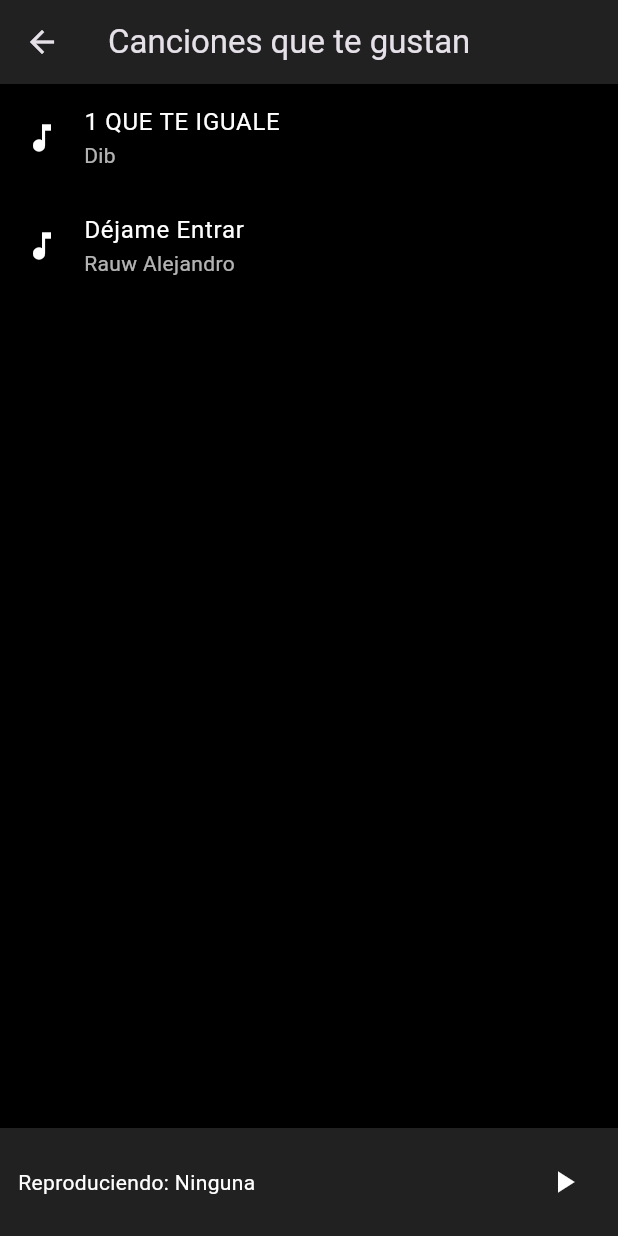
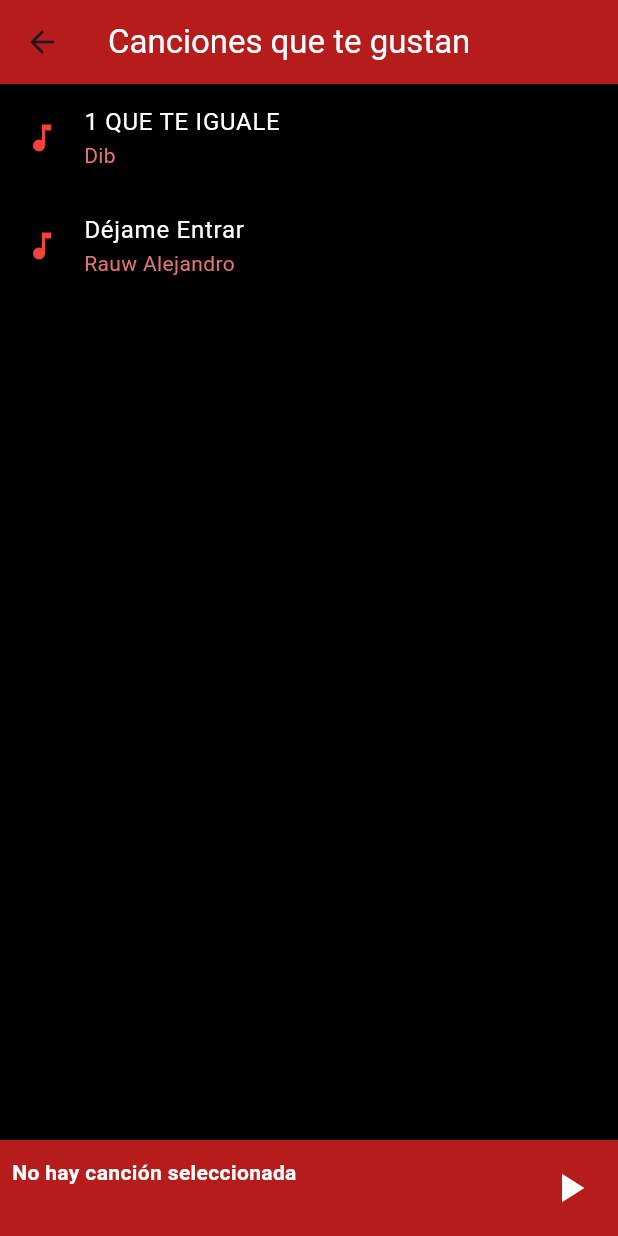
Before and after one commit to Joanfv05/Spotify, a Flutter app: the HomeScreen screen opened directly, after a tap on "Canciones que te gustan", on a phone screen of 412 x 824 dp. Run offline on Flutter 3.47's test engine with Material 3 defaults, Android fonts, the phone set to English and light mode, and no system bars; our stand-ins replace just_audio.

Commit message:
Modificacions de la UI

```diff
--- a/lib/screens/home_screen.dart
+++ b/lib/screens/home_screen.dart
@@ -1,9 +1,11 @@
+import 'dart:convert';
 import 'package:flutter/material.dart';
-import 'package:spotify/screens/playlist_screen.dart';
+import 'package:flutter/services.dart';
+import 'package:provider/provider.dart';
+import '../audio_service.dart';
+import 'playlist_screen.dart';
 
 class HomeScreen extends StatefulWidget {
-  const HomeScreen({Key? key}) : super(key: key);
-
   @override
   _HomeScreenState createState() => _HomeScreenState();
 }
@@ -12,9 +14,25 @@ class _HomeScreenState extends State<HomeScreen> {
   List<Map<String, String>> playlists = [
     {
       'title': 'Canciones que te gustan',
-      'imageUrl': 'assets/liked_songs.jpg',
+      'icon': 'heart',
     }
   ];
+
+  List<Map<String, dynamic>> _canciones = [];
+
+  @override
+  void initState() {
+    super.initState();
+    _cargarCanciones();
+  }
+
+  Future<void> _cargarCanciones() async {
+    final String response = await rootBundle.loadString('assets/canciones.json');
+    final data = await json.decode(response);
+    setState(() {
+      _canciones = List<Map<String, dynamic>>.from(data);
+    });
+  }
 
   void _addNewPlaylist() {
     showDialog(
@@ -22,27 +40,38 @@ class _HomeScreenState extends State<HomeScreen> {
       builder: (BuildContext context) {
         String newPlaylistName = "";
         return AlertDialog(
-          title: Text("Crear nueva playlist"),
+          backgroundColor: Colors.black,
+          title: Text("Crear nueva playlist", style: TextStyle(color: Colors.red)),
           content: TextField(
+            style: TextStyle(color: Colors.white),
             onChanged: (value) {
               newPlaylistName = value;
             },
-            decoration: InputDecoration(hintText: "Nombre de la playlist"),
+            decoration: InputDecoration(
+              hintText: "Nombre de la playlist",
+              hintStyle: TextStyle(color: Colors.red[300]),
+              enabledBorder: UnderlineInputBorder(
+                borderSide: BorderSide(color: Colors.red),
+              ),
+              focusedBorder: UnderlineInputBorder(
+                borderSide: BorderSide(color: Colors.red),
+              ),
+            ),
           ),
           actions: [
             TextButton(
-              child: Text("Cancelar"),
+              child: Text("Cancelar", style: TextStyle(color: Colors.red)),
               onPressed: () {
                 Navigator.of(context).pop();
               },
             ),
             TextButton(
-              child: Text("Crear"),
+              child: Text("Crear", style: TextStyle(color: Colors.red)),
               onPressed: () {
                 setState(() {
                   playlists.add({
                     'title': newPlaylistName,
-                    'imageUrl': 'assets/default_playlist.jpg',
+                    'icon': 'note',
                   });
                 });
                 Navigator.of(context).pop();
@@ -56,12 +85,29 @@ class _HomeScreenState extends State<HomeScreen> {
 
   @override
   Widget build(BuildContext context) {
+    final audioService = Provider.of<AudioService>(context);
+
+    String getCurrentArtist() {
+      if (_canciones.isNotEmpty && audioService.currentSong.isNotEmpty) {
+        var currentSong = _canciones.firstWhere(
+              (cancion) => cancion['titulo'].toLowerCase() == audioService.currentSong.toLowerCase(),
+          orElse: () => {'artista': 'Desconocido'},
+        );
+        return currentSong['artista'];
+      }
+      return 'Desconocido';
+    }
+
     return Scaffold(
       appBar: AppBar(
-        title: const Text('Mi Música'),
-        backgroundColor: Colors.grey[900],
+        title: const Text('Mi Música', style: TextStyle(color: Colors.white)),
+        backgroundColor: Colors.red[900],
       ),
-      body: Container(
+      body: SafeArea(
+        child: Column(
+          children: [
+            Expanded(
+              child: Container(
                 color: Colors.black,
                 child: Column(
                   crossAxisAlignment: CrossAxisAlignment.start,
@@ -74,13 +120,13 @@ class _HomeScreenState extends State<HomeScreen> {
                           Text(
                             'Tus Playlists',
                             style: TextStyle(
-                      color: Colors.white,
+                              color: Colors.red,
                               fontSize: 24,
                               fontWeight: FontWeight.bold,
                             ),
                           ),
                           IconButton(
-                    icon: Icon(Icons.add, color: Colors.white),
+                            icon: Icon(Icons.add, color: Colors.red),
                             onPressed: _addNewPlaylist,
                           ),
                         ],
@@ -96,7 +142,7 @@ class _HomeScreenState extends State<HomeScreen> {
                         itemBuilder: (context, index) {
                           return PlaylistTile(
                             title: playlists[index]['title']!,
-                    imageUrl: playlists[index]['imageUrl']!,
+                            iconType: playlists[index]['icon'] == 'heart' ? Icons.favorite : Icons.music_note,
                             onTap: () {
                               Navigator.push(
                                 context,
@@ -114,19 +160,61 @@ class _HomeScreenState extends State<HomeScreen> {
                   ],
                 ),
               ),
+            ),
+            if (audioService.currentSong.isNotEmpty)
+              Container(
+                color: Colors.red[900],
+                padding: EdgeInsets.all(8),
+                child: Row(
+                  children: [
+                    Expanded(
+                      child: Column(
+                        crossAxisAlignment: CrossAxisAlignment.start,
+                        children: [
+                          Text(
+                            audioService.currentSong,
+                            style: const TextStyle(color: Colors.white, fontWeight: FontWeight.bold),
+                            overflow: TextOverflow.ellipsis,
+                          ),
+                          Text(
+                            getCurrentArtist(),
+                            style: const TextStyle(color: Colors.white70),
+                          ),
+                        ],
+                      ),
+                    ),
+                    IconButton(
+                      icon: Icon(
+                        audioService.isPlaying ? Icons.pause : Icons.play_arrow,
+                        color: Colors.white,
+                      ),
+                      onPressed: () {
+                        if (audioService.isPlaying) {
+                          audioService.pauseSong();
+                        } else {
+                          audioService.resumeSong();
+                        }
+                      },
+                    ),
+                  ],
+                ),
+              ),
+          ],
+        ),
+      ),
     );
   }
 }
 
 class PlaylistTile extends StatelessWidget {
   final String title;
-  final String imageUrl;
+  final IconData iconType;
   final VoidCallback onTap;
 
   const PlaylistTile({
     Key? key,
     required this.title,
-    required this.imageUrl,
+    required this.iconType,
     required this.onTap,
   }) : super(key: key);
 
@@ -135,23 +223,20 @@ class PlaylistTile extends StatelessWidget {
     return GestureDetector(
       onTap: onTap,
       child: Card(
-        color: Colors.grey[900],
+        color: Colors.red[900],
         child: Column(
-          crossAxisAlignment: CrossAxisAlignment.start,
+          mainAxisAlignment: MainAxisAlignment.center,
           children: [
-            Expanded(
-              child: Image.asset(
-                imageUrl,
-                fit: BoxFit.cover,
-                width: double.infinity,
+            Icon(
+              iconType,
+              size: 40,
+              color: Colors.white,
             ),
-            ),
-            Padding(
-              padding: const EdgeInsets.all(8.0),
-              child: Text(
+            const SizedBox(height: 8),
+            Text(
               title,
-                style: TextStyle(color: Colors.white, fontWeight: FontWeight.bold),
-              ),
+              style: const TextStyle(color: Colors.white, fontWeight: FontWeight.bold),
+              textAlign: TextAlign.center,
             ),
           ],
         ),
--- a/lib/screens/playlist_screen.dart
+++ b/lib/screens/playlist_screen.dart
@@ -1,142 +1,114 @@
 import 'dart:convert';
 import 'package:flutter/material.dart';
 import 'package:flutter/services.dart';
-import 'package:just_audio/just_audio.dart';
+import 'package:provider/provider.dart';
+import '../audio_service.dart';
 
 class PlaylistScreen extends StatefulWidget {
   final String playlistName;
 
-  const PlaylistScreen({super.key, required this.playlistName});
+  const PlaylistScreen({Key? key, required this.playlistName}) : super(key: key);
 
   @override
   _PlaylistScreenState createState() => _PlaylistScreenState();
 }
 
 class _PlaylistScreenState extends State<PlaylistScreen> {
-  late AudioPlayer _audioPlayer;
-  bool _isPlaying = false;
-  bool _isPaused = false;
   List<Map<String, dynamic>> _canciones = [];
-  String _cancionActual = 'Ninguna';
 
   @override
   void initState() {
     super.initState();
-    _audioPlayer = AudioPlayer();
-    cargarCanciones();
+    _cargarCanciones();
   }
 
-  Future<void> cargarCanciones() async {
-    try {
-      String jsonString = await rootBundle.loadString('assets/canciones.json');
-      List<dynamic> jsonList = json.decode(jsonString);
+  Future<void> _cargarCanciones() async {
+    final String response = await rootBundle.loadString('assets/canciones.json');
+    final data = await json.decode(response);
     setState(() {
-        _canciones = List<Map<String, dynamic>>.from(jsonList);
-      });
-    } catch (e) {
-      print("Error al cargar el archivo JSON: $e");
-    }
-  }
-
-  Future<void> reproducirCancion(String ruta, String titulo) async {
-    try {
-      await _audioPlayer.setFilePath(ruta);
-      _audioPlayer.play();
-      setState(() {
-        _isPlaying = true;
-        _isPaused = false;
-        _cancionActual = titulo;
-      });
-    } catch (e) {
-      print("Error al reproducir: $e");
-    }
-  }
-
-  Future<void> pausarCancion() async {
-    await _audioPlayer.pause();
-    setState(() {
-      _isPlaying = false;
-      _isPaused = true;
+      _canciones = List<Map<String, dynamic>>.from(data);
     });
   }
 
   @override
-  void dispose() {
-    _audioPlayer.dispose();
-    super.dispose();
-  }
-
-  @override
   Widget build(BuildContext context) {
+    return Consumer<AudioService>(
+      builder: (context, audioService, child) {
         return Scaffold(
           appBar: AppBar(
-        title: Text(widget.playlistName),
-        backgroundColor: Colors.grey[900],
+            title: Text(widget.playlistName, style: TextStyle(color: Colors.white)),
+            backgroundColor: Colors.red[900],
           ),
-      body: Container(
-        color: Colors.black,
+          body: SafeArea(
             child: Column(
               children: [
                 Expanded(
+                  child: Container(
+                    color: Colors.black,
                     child: ListView.builder(
                       itemCount: _canciones.length,
                       itemBuilder: (context, index) {
-                  var cancion = _canciones[index];
+                        final cancion = _canciones[index];
                         return ListTile(
-                    leading: const Icon(Icons.music_note, color: Colors.white),
-                    title: Text(
-                      cancion['titulo'],
-                      style: const TextStyle(color: Colors.white),
-                    ),
-                    subtitle: Text(
-                      cancion['artista'],
-                      style: const TextStyle(color: Colors.white70),
-                    ),
+                          leading: Icon(Icons.music_note, color: Colors.red),
+                          title: Text(cancion['titulo'], style: TextStyle(color: Colors.white)),
+                          subtitle: Text(cancion['artista'], style: TextStyle(color: Colors.red[300])),
                           onTap: () {
-                      reproducirCancion(cancion['ruta'], cancion['titulo']);
+                            audioService.playSong(cancion['ruta'], cancion['titulo']);
                           },
                         );
                       },
                     ),
                   ),
-            SafeArea(
-              child: Container(
-                padding: const EdgeInsets.all(12),
-                color: Colors.grey[900],
+                ),
+                Container(
+                  color: Colors.red[900],
+                  padding: EdgeInsets.all(8),
                   child: Row(
-                  mainAxisAlignment: MainAxisAlignment.spaceBetween,
                     children: [
                       Expanded(
-                      child: Text(
-                        'Reproduciendo: $_cancionActual',
-                        style: const TextStyle(color: Colors.white),
+                        child: Column(
+                          crossAxisAlignment: CrossAxisAlignment.start,
+                          children: [
+                            Text(
+                              audioService.currentSong.isNotEmpty ? audioService.currentSong : 'No hay canción seleccionada',
+                              style: TextStyle(color: Colors.white, fontWeight: FontWeight.bold),
                               overflow: TextOverflow.ellipsis,
+                            ),
+                            Text(
+                              audioService.currentSong.isNotEmpty
+                                  ? _canciones.firstWhere(
+                                    (cancion) => cancion['titulo'] == audioService.currentSong,
+                                orElse: () => {'artista': 'Desconocido'},
+                              )['artista']
+                                  : '',
+                              style: TextStyle(color: Colors.white70),
+                            ),
+                          ],
                         ),
                       ),
                       IconButton(
                         icon: Icon(
-                        _isPlaying ? Icons.pause : Icons.play_arrow,
+                          audioService.isPlaying ? Icons.pause : Icons.play_arrow,
                           color: Colors.white,
+                          size: 32,
                         ),
                         onPressed: () {
-                        if (_isPlaying) {
-                          pausarCancion();
-                        } else if (_isPaused) {
-                          _audioPlayer.play();
-                          setState(() {
-                            _isPlaying = true;
-                            _isPaused = false;
-                          });
+                          if (audioService.isPlaying) {
+                            audioService.pauseSong();
+                          } else {
+                            audioService.resumeSong();
                           }
                         },
                       ),
                     ],
                   ),
                 ),
-            ),
               ],
             ),
           ),
         );
+      },
+    );
   }
 }
--- a/pubspec.yaml
+++ b/pubspec.yaml
@@ -34,6 +34,7 @@ dependencies:
   permission_handler: ^10.2.0
   just_audio: ^0.9.6
   device_info_plus: ^9.0.0
+  provider: ^6.0.5
 
   # The following adds the Cupertino Icons font to your application.
   # Use with the CupertinoIcons class for iOS style icons.
```
Also changed, not shown: lib/audio_service.dart (added, +58 -0 lines), lib/main.dart (+14 -6 lines), pubspec.lock, 1 other file. Lines whose indentation alone changed are shown as unchanged.
